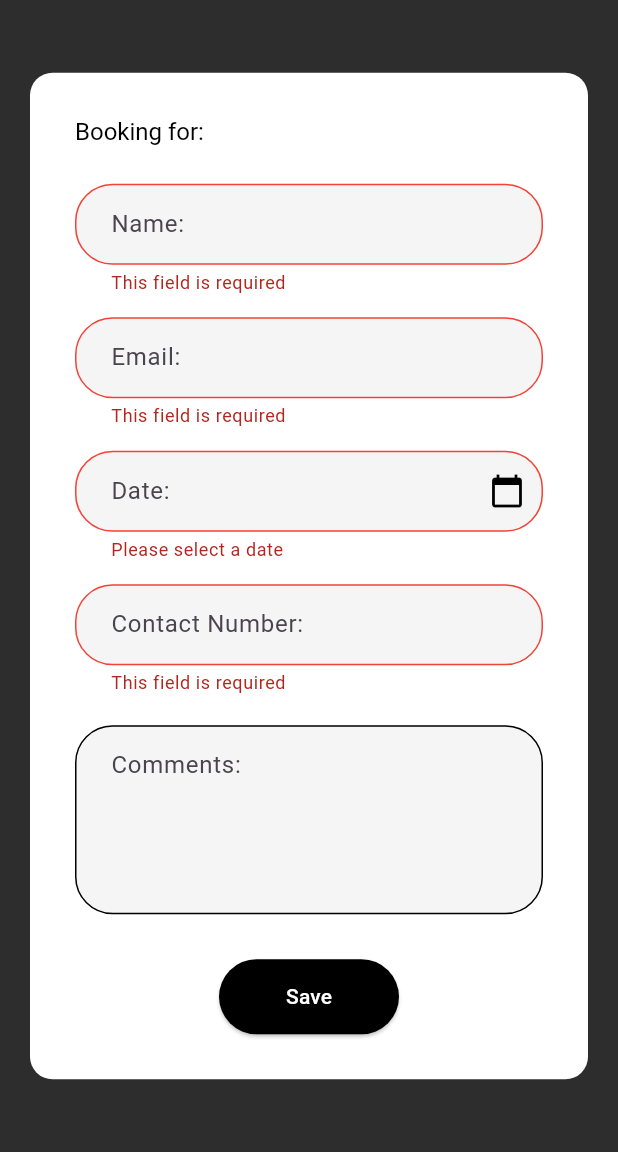
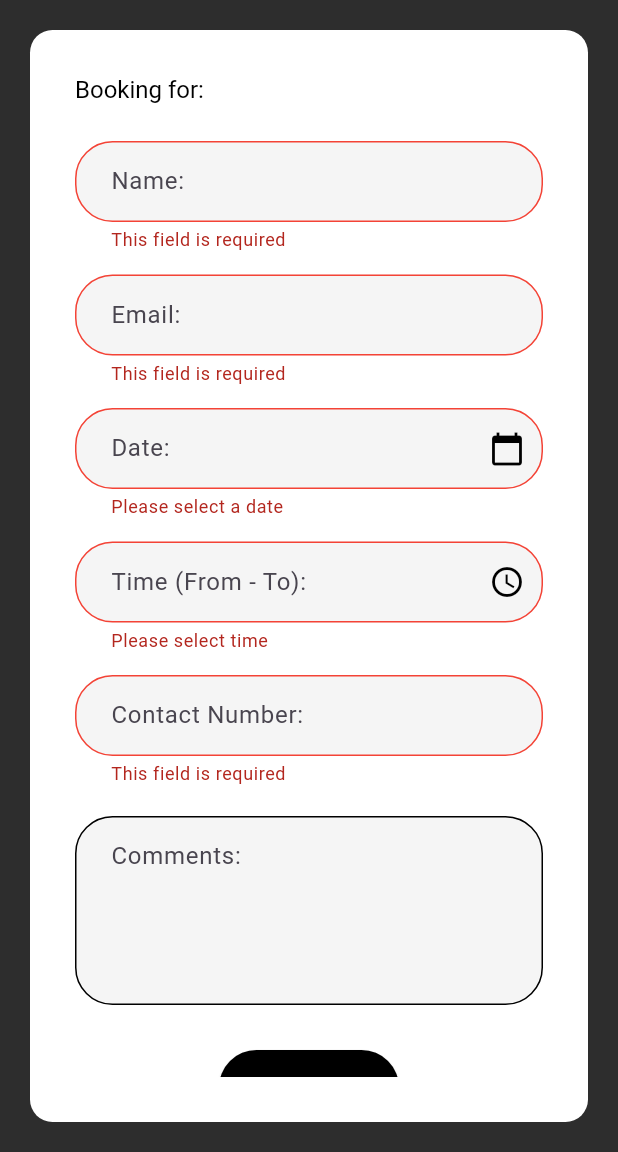
Before and after one commit to 1Karuz/reservation_app, a Flutter app: the ReservationPage screen opened directly with empty values, after a tap on "Save", on a phone screen of 412 x 824 dp, the part 84-1236 px from its top. Run offline on Flutter 3.47's test engine with Material 3 defaults, Android fonts, the phone set to English and light mode, and no system bars; our stand-ins replace firebase_auth, firebase_core; accounts and stored records are empty.

Commit message:
Add time field to reservation and update related pages

```diff
--- a/lib/models/user_session.dart
+++ b/lib/models/user_session.dart
@@ -31,6 +31,7 @@ class ReservationData {
   final String name;
   final String email;
   final String date;
+  final String time;
   final String contact;
   final String comments;
   final DateTime timestamp;
@@ -40,6 +41,7 @@ class ReservationData {
     required this.name,
     required this.email,
     required this.date,
+    required this.time,
     required this.contact,
     required this.comments,
   }) : timestamp = DateTime.now();
--- a/lib/pages/my_bookings_page.dart
+++ b/lib/pages/my_bookings_page.dart
@@ -101,6 +101,7 @@ class _MyBookingsPageState extends State<MyBookingsPage> {
                                       _buildInfoRow('Name:', reservation.name),
                                       _buildInfoRow('Email:', reservation.email),
                                       _buildInfoRow('Date:', reservation.date),
+                                      _buildInfoRow('Time:', reservation.time),
                                       _buildInfoRow('Contact No:', reservation.contact),
                                     ],
                                   ),
--- a/lib/pages/reservation_page.dart
+++ b/lib/pages/reservation_page.dart
@@ -19,7 +19,11 @@ class _ReservationPageState extends State<ReservationPage> {
   final TextEditingController dateController = TextEditingController();
   final TextEditingController contactController = TextEditingController();
   final TextEditingController commentsController = TextEditingController();
+  final TextEditingController timeController = TextEditingController();
+
   DateTime? selectedDate;
+  TimeOfDay? selectedFromTime;
+  TimeOfDay? selectedToTime;
 
   @override
   Widget build(BuildContext context) {
@@ -27,10 +31,7 @@ class _ReservationPageState extends State<ReservationPage> {
       backgroundColor: const Color(0xFF2D2D2D),
       appBar: AppBar(
         backgroundColor: Colors.black,
-        title: const Text(
-          'Reservation',
-          style: TextStyle(color: Colors.white),
-        ),
+        title: const Text('Reservation', style: TextStyle(color: Colors.white)),
         leading: IconButton(
           icon: const Icon(Icons.arrow_back, color: Colors.white),
           onPressed: () => Navigator.pop(context),
@@ -72,6 +73,8 @@ class _ReservationPageState extends State<ReservationPage> {
                   _buildTextField('Email:', emailController, isRequired: true, isEmail: true),
                   const SizedBox(height: 15),
                   _buildDateField(),
+                  const SizedBox(height: 15),
+                  _buildTimeField(),
                   const SizedBox(height: 15),
                   _buildTextField('Contact Number:', contactController, isRequired: true, isPhone: true),
                   const SizedBox(height: 20),
@@ -220,9 +223,85 @@ class _ReservationPageState extends State<ReservationPage> {
     );
   }
 
+  Widget _buildTimeField() {
+    return TextFormField(
+      controller: timeController,
+      readOnly: true,
+      validator: (value) {
+        if (value == null || value.isEmpty) return 'Please select time';
+        return null;
+      },
+      onTap: () async {
+        // Pick "From" time
+        final fromPicked = await showTimePicker(
+          context: context,
+          initialTime: selectedFromTime ?? const TimeOfDay(hour: 7, minute: 0),
+        );
+        if (fromPicked == null) return;
+        if (fromPicked.hour < 7 || fromPicked.hour > 17) {
+          ScaffoldMessenger.of(context).showSnackBar(
+            const SnackBar(content: Text('Time must be between 7:00 AM and 5:00 PM')),
+          );
+          return;
+        }
+
+        // Pick "To" time
+        final toPicked = await showTimePicker(
+          context: context,
+          initialTime: selectedToTime ??
+              TimeOfDay(hour: fromPicked.hour + 1, minute: fromPicked.minute),
+        );
+        if (toPicked == null) return;
+        if (toPicked.hour < 7 || toPicked.hour > 17) {
+          ScaffoldMessenger.of(context).showSnackBar(
+            const SnackBar(content: Text('Time must be between 7:00 AM and 5:00 PM')),
+          );
+          return;
+        }
+        final fromMinutes = fromPicked.hour * 60 + fromPicked.minute;
+        final toMinutes = toPicked.hour * 60 + toPicked.minute;
+        if (toMinutes <= fromMinutes) {
+          ScaffoldMessenger.of(context).showSnackBar(
+            const SnackBar(content: Text('End time must be after start time')),
+          );
+          return;
+        }
+
+        setState(() {
+          selectedFromTime = fromPicked;
+          selectedToTime = toPicked;
+          timeController.text =
+              '${fromPicked.format(context)} - ${toPicked.format(context)}';
+        });
+      },
+      decoration: InputDecoration(
+        hintText: 'Time (From - To):',
+        suffixIcon: const Icon(Icons.access_time, color: Colors.black),
+        filled: true,
+        fillColor: const Color(0xFFF5F5F5),
+        border: OutlineInputBorder(
+          borderRadius: BorderRadius.circular(25),
+          borderSide: const BorderSide(color: Colors.black, width: 1),
+        ),
+        enabledBorder: OutlineInputBorder(
+          borderRadius: BorderRadius.circular(25),
+          borderSide: const BorderSide(color: Colors.black, width: 1),
+        ),
+        focusedBorder: OutlineInputBorder(
+          borderRadius: BorderRadius.circular(25),
+          borderSide: const BorderSide(color: Colors.black, width: 2),
+        ),
+        errorBorder: OutlineInputBorder(
+          borderRadius: BorderRadius.circular(25),
+          borderSide: const BorderSide(color: Colors.red, width: 1),
+        ),
+        contentPadding: const EdgeInsets.symmetric(horizontal: 20, vertical: 15),
+      ),
+    );
+  }
+
   void _saveReservation() {
     if (_formKey.currentState!.validate()) {
-      // Create reservation data
       final reservation = ReservationData(
         eventType: widget.eventType,
         name: nameController.text.trim(),
@@ -230,12 +309,11 @@ class _ReservationPageState extends State<ReservationPage> {
         date: dateController.text.trim(),
         contact: contactController.text.trim(),
         comments: commentsController.text.trim(),
+        time: timeController.text.trim(),
       );
 
-      // Add to user session
       UserSession.addReservation(reservation);
 
-      // Navigate to success page
       Navigator.push(
         context,
         MaterialPageRoute(
@@ -245,6 +323,7 @@ class _ReservationPageState extends State<ReservationPage> {
             email: emailController.text.trim(),
             date: dateController.text.trim(),
             contact: contactController.text.trim(),
+            time: timeController.text.trim(),
           ),
         ),
       );
@@ -258,6 +337,7 @@ class _ReservationPageState extends State<ReservationPage> {
     dateController.dispose();
     contactController.dispose();
     commentsController.dispose();
+    timeController.dispose();
     super.dispose();
   }
 }
--- a/lib/pages/success_page.dart
+++ b/lib/pages/success_page.dart
@@ -8,6 +8,7 @@ class SuccessPage extends StatelessWidget {
   final String email;
   final String date;
   final String contact;
+  final String time;
 
   const SuccessPage({
     super.key,
@@ -16,6 +17,7 @@ class SuccessPage extends StatelessWidget {
     required this.email,
     required this.date,
     required this.contact,
+    required this.time
   });
 
   @override
@@ -98,6 +100,7 @@ class SuccessPage extends StatelessWidget {
                     _buildInfoRow('Name:', name),
                     _buildInfoRow('Email:', email),
                     _buildInfoRow('Date:', date),
+                    _buildInfoRow('Time:', time),
                     _buildInfoRow('Contact No:', contact),
                   ],
                 ),
```
